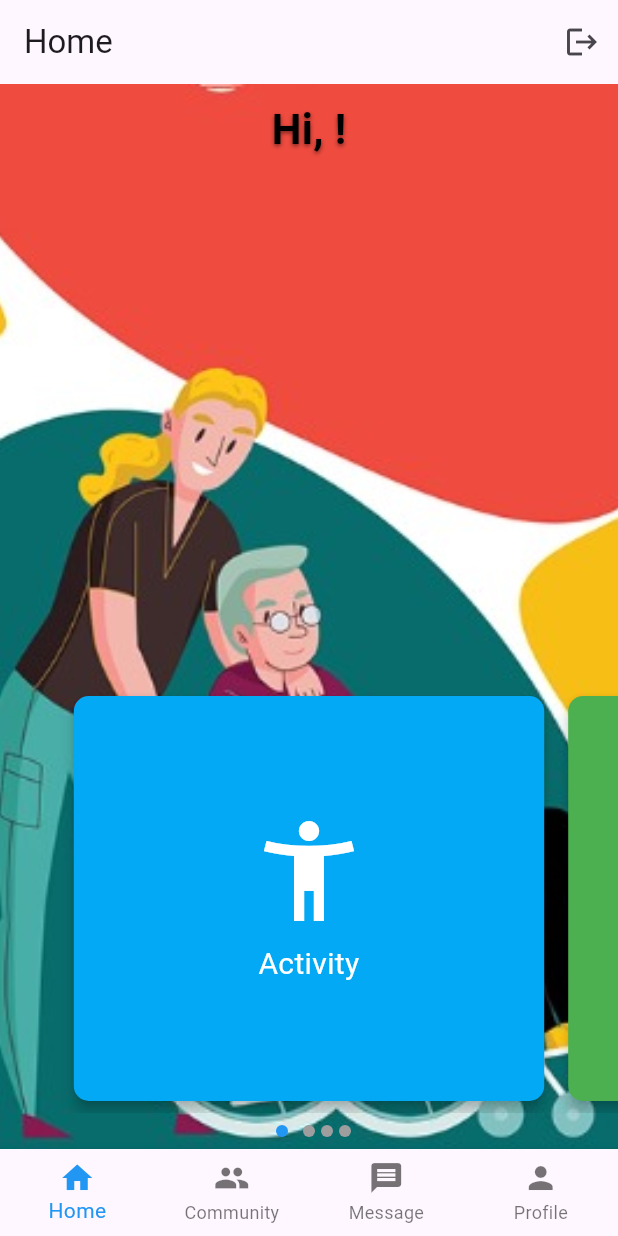
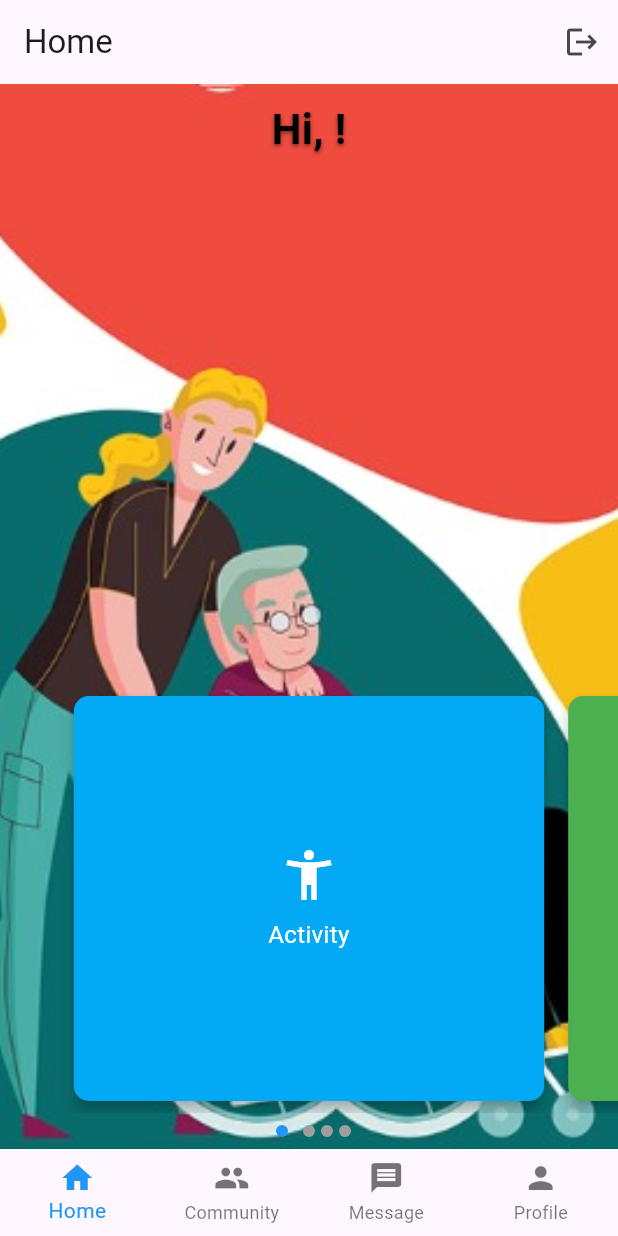
Before and after one commit to AloysiusChua0822/ElderlyHomecare, a Flutter app: the HomeScreen screen opened directly, on a phone screen of 412 x 824 dp. Run offline on Flutter 3.47's test engine with Material 3 defaults, Android fonts, the phone set to English and light mode, and no system bars; our stand-ins replace cloud_firestore, firebase_auth, firebase_core, firebase_database, firebase_messaging, firebase_storage and 4 more; missing offline and left inert: dart:ffi; accounts and stored records are empty.

Commit message:
Updated rezizeability for home content

```diff
--- a/lib/screens/homecontent.dart
+++ b/lib/screens/homecontent.dart
@@ -11,6 +11,8 @@ class BigButton extends StatelessWidget {
   final Color iconColor;
   final Color cardColor;
   final VoidCallback onTap;
+  final double width;
+  final double height;
 
   const BigButton({
     Key? key,
@@ -19,6 +21,8 @@ class BigButton extends StatelessWidget {
     required this.iconColor,
     required this.cardColor,
     required this.onTap,
+    this.width = 120, // Default width
+    this.height = 150, // Default height
   }) : super(key: key);
 
   @override
@@ -28,14 +32,15 @@ class BigButton extends StatelessWidget {
       child: InkWell(
         onTap: onTap,
         child: Container(
-          width: 120, // Fixed width for consistency
-          padding: EdgeInsets.symmetric(vertical: 16), // Adjust padding
+          width: width,
+          height: height,
+          padding: EdgeInsets.symmetric(vertical: 16),
           child: Column(
             mainAxisAlignment: MainAxisAlignment.center,
             children: [
-              Icon(icon, size: 80, color: iconColor),
+              Icon(icon, size: 40, color: iconColor),
               SizedBox(height: 8),
-              Text(label, textAlign: TextAlign.center, style: TextStyle(fontSize: 20, color: Colors.white)),
+              Text(label, textAlign: TextAlign.center, style: TextStyle(fontSize: 16, color: Colors.white)),
             ],
           ),
         ),
@@ -44,7 +49,7 @@ class BigButton extends StatelessWidget {
         borderRadius: BorderRadius.circular(10),
       ),
       elevation: 4,
-      margin: EdgeInsets.all(8), // Margin around each card
+      margin: EdgeInsets.all(8),
     );
   }
 }
@@ -103,6 +108,8 @@ class _HomeContentState extends State<HomeContent> {
                   iconColor: Colors.white,
                   cardColor: Colors.lightBlue,
                   onTap: () => Navigator.push(context, MaterialPageRoute(builder: (context) => ActivityScreen())),
+                  width: MediaQuery.of(context).size.width * 0.6,
+                  height: MediaQuery.of(context).size.height * 0.2,
                 ),
                 BigButton(
                   icon: Icons.healing,
@@ -110,6 +117,8 @@ class _HomeContentState extends State<HomeContent> {
                   iconColor: Colors.white,
                   cardColor: Colors.green,
                   onTap: () => Navigator.push(context, MaterialPageRoute(builder: (context) => ViewMedicationScreen())),
+                  width: MediaQuery.of(context).size.width * 0.6,
+                  height: MediaQuery.of(context).size.height * 0.2,
                 ),
                 BigButton(
                   icon: Icons.article,
@@ -117,15 +126,19 @@ class _HomeContentState extends State<HomeContent> {
                   iconColor: Colors.white,
                   cardColor: Colors.orangeAccent,
                   onTap: () => Navigator.push(context, MaterialPageRoute(builder: (context) => ViewNewsScreen())),
+                  width: MediaQuery.of(context).size.width * 0.6,
+                  height: MediaQuery.of(context).size.height * 0.2,
                 ),
                 BigButton(
                   icon: Icons.event,
                   label: 'Appointments',
                   iconColor: Colors.white,
                   cardColor: Colors.purple,
-                  onTap: () {Navigator.push(context, MaterialPageRoute(builder: (context) => AppointmentScreen()));
-                  },
-                ),              ],
+                  onTap: () => Navigator.push(context, MaterialPageRoute(builder: (context) => AppointmentScreen())),
+                  width: MediaQuery.of(context).size.width * 0.6,
+                  height: MediaQuery.of(context).size.height * 0.2,
+                ),
+              ],
             ),
           ),
           Row(
```
